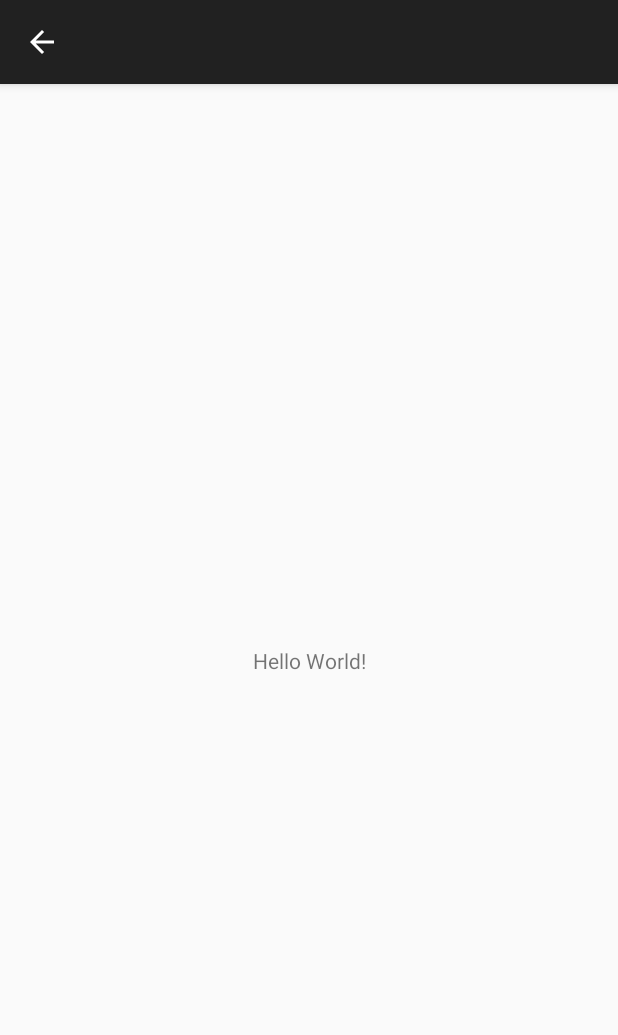
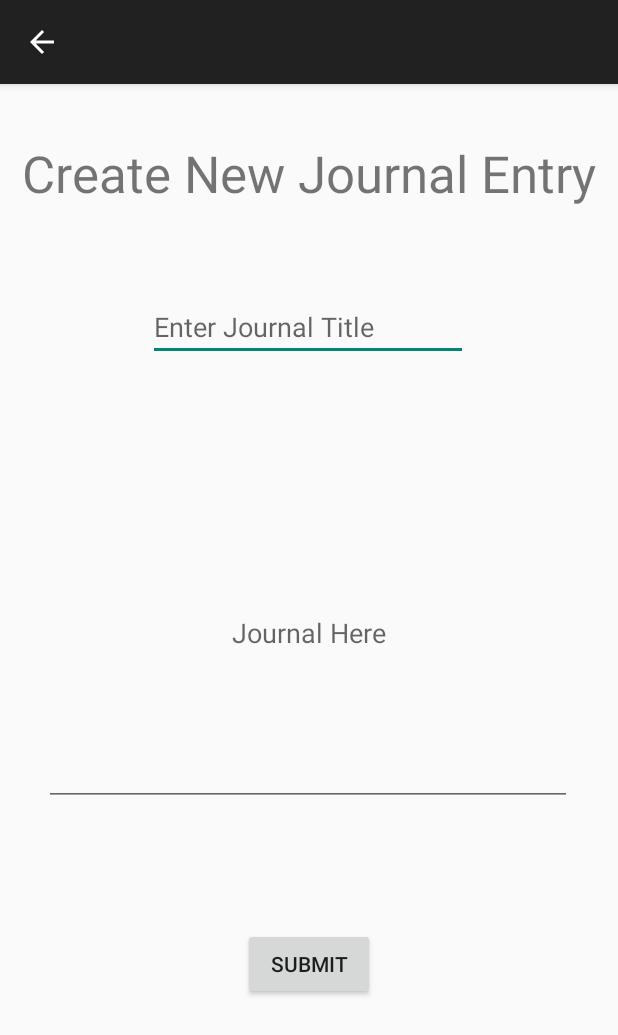
Before and after one commit to Ali-m99/Mobile-Programming-Project, an Android app: the AddJournal screen opened directly, with no data from a screen before it, on a phone screen of 412 x 824 dp. Shown: the top 1035 px of the screen. Run offline under Robolectric (Android 15) with nearby library versions, the phone set to English and light mode, and no system bars; our stand-ins replace Firebase (no records; nobody signed in at launch, a user with empty details on screens opened directly); 5 statements that could not run were skipped.

Commit message:
Updated the add journal UI

```diff
--- a/app/src/main/res/layout/activity_addjournal.xml
+++ b/app/src/main/res/layout/activity_addjournal.xml
@@ -16,7 +16,7 @@
 <!--        android:layout_height="match_parent"-->
 <!--        android:orientation="vertical"-->
 <!--        android:gravity="center"-->
-<!--        tools:context=".MainActivity">-->
+<!--        tools:context=".MainActivity"/>-->
 
 <!-- UNCOMMENT THIS TO USE THE DESIGN FEATURE OTHERWISE YOU WONT SEE WHAT YOU'RE DRAGGING TO THE SCREEN -->
 <!-- COMMENT OUT THIS CONSTRAINT LAYOUT BEFORE RUNNING THE APP -->
@@ -33,12 +33,54 @@
         android:id="@+id/user_details"
         android:layout_width="wrap_content"
         android:layout_height="wrap_content"
-            android:text="Hello World!"
+        android:text="@string/create_new_journal_entry"
+        android:textSize="34sp"
         app:layout_constraintBottom_toBottomOf="parent"
         app:layout_constraintEnd_toEndOf="parent"
         app:layout_constraintStart_toStartOf="parent"
-            app:layout_constraintTop_toTopOf="parent" />
+        app:layout_constraintTop_toTopOf="parent"
+        app:layout_constraintVertical_bias="0.051" />
 
+    <Button
+        android:id="@+id/submit_journal_entry"
+        android:layout_width="wrap_content"
+        android:layout_height="wrap_content"
+        android:text="@string/submit"
+        app:layout_constraintBottom_toBottomOf="parent"
+        app:layout_constraintEnd_toEndOf="parent"
+        app:layout_constraintStart_toStartOf="parent"
+        app:layout_constraintTop_toBottomOf="@+id/new_journal"
+        app:layout_constraintVertical_bias="0.342" />
+
+    <EditText
+        android:id="@+id/editTextText"
+        android:layout_width="wrap_content"
+        android:layout_height="wrap_content"
+        android:layout_marginTop="40dp"
+        android:ems="10"
+        android:hint="@string/enter_journal_title"
+        android:inputType="text"
+        app:layout_constraintBottom_toBottomOf="parent"
+        app:layout_constraintEnd_toEndOf="parent"
+        app:layout_constraintHorizontal_bias="0.497"
+        app:layout_constraintStart_toStartOf="parent"
+        app:layout_constraintTop_toBottomOf="@+id/user_details"
+        app:layout_constraintVertical_bias="0.029" />
+
+    <EditText
+        android:id="@+id/new_journal"
+        android:layout_width="352dp"
+        android:layout_height="230dp"
+        android:ems="10"
+        android:hint="@string/journal_here"
+        android:inputType="text"
+        android:textAlignment="center"
+        app:layout_constraintBottom_toBottomOf="parent"
+        app:layout_constraintEnd_toEndOf="parent"
+        app:layout_constraintHorizontal_bias="0.491"
+        app:layout_constraintStart_toStartOf="parent"
+        app:layout_constraintTop_toTopOf="parent"
+        app:layout_constraintVertical_bias="0.467" />
 
 
         </androidx.constraintlayout.widget.ConstraintLayout>
--- a/app/src/main/res/values/strings.xml
+++ b/app/src/main/res/values/strings.xml
@@ -11,4 +11,8 @@
     <string name="Welcome">Welcome</string>
     <string name="nav_open">Open</string>
     <string name="nav_close">Close</string>
+    <string name="create_new_journal_entry">Create New Journal Entry</string>
+    <string name="journal_here">Journal Here</string>
+    <string name="submit">Submit</string>
+    <string name="enter_journal_title">Enter Journal Title</string>
 </resources>
```
Lines whose indentation alone changed are shown as unchanged.
